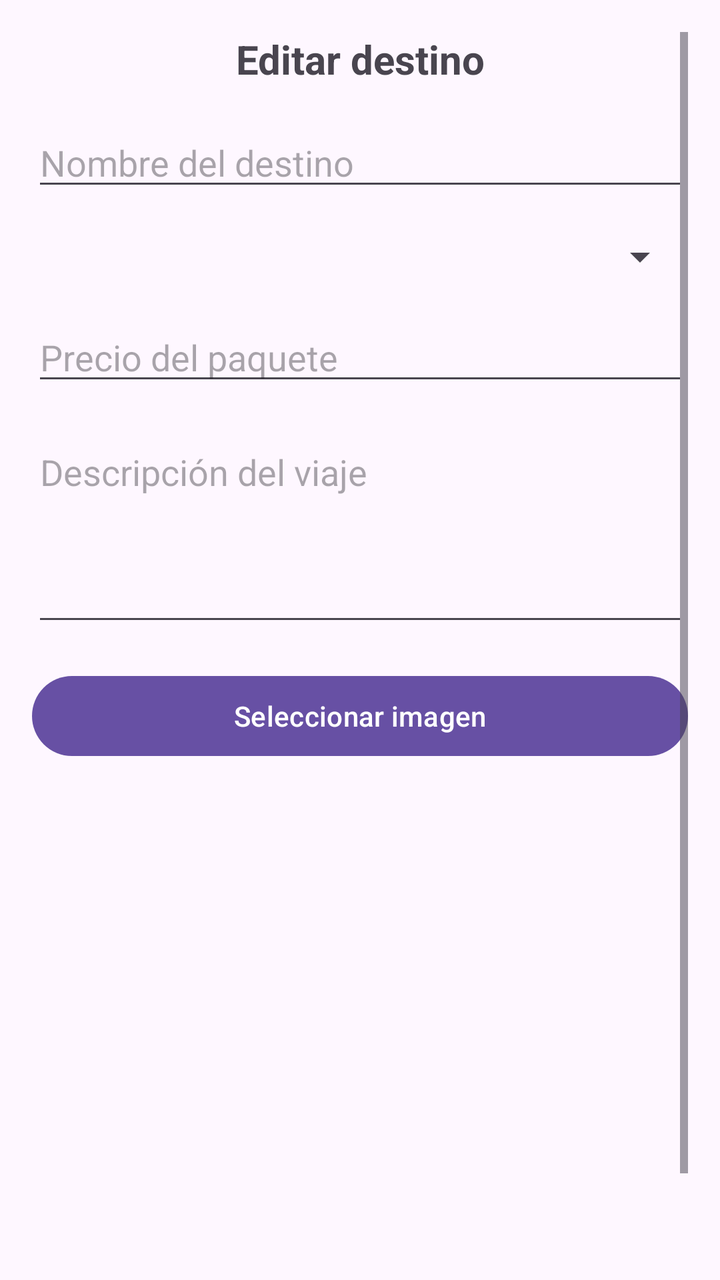
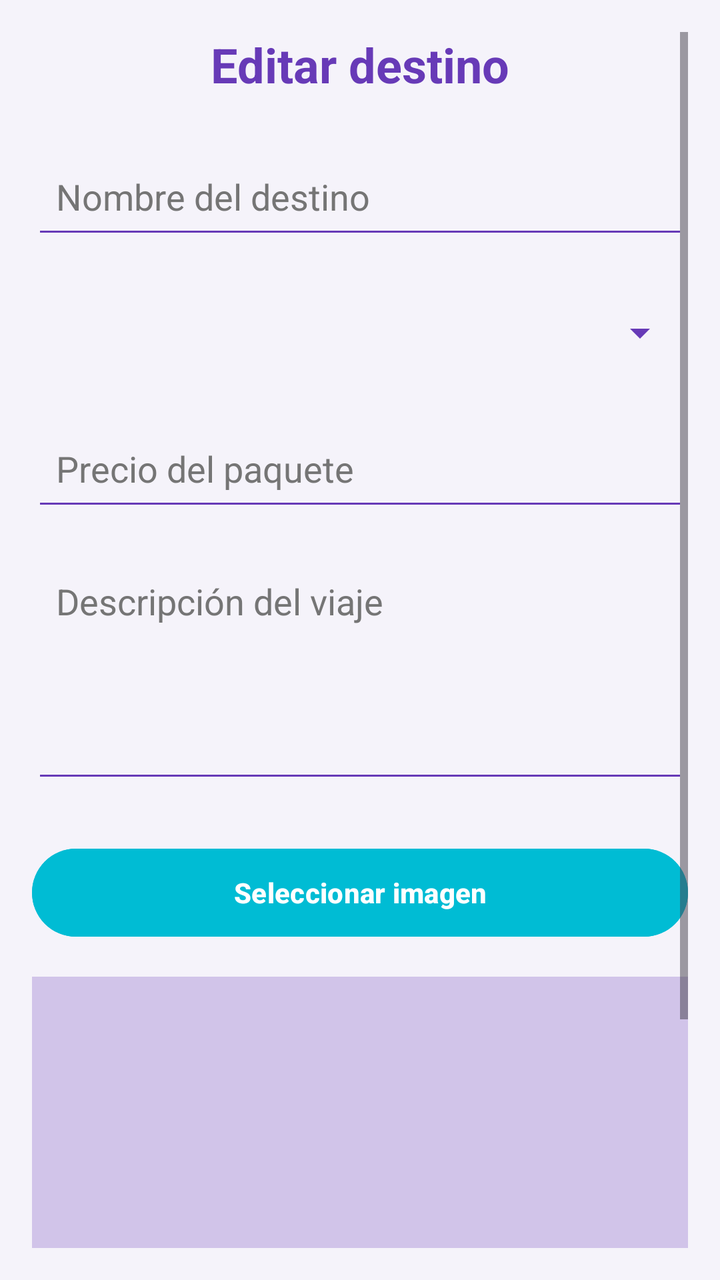

Before-and-after screenshots of an Android layout around one commit, followed by the original layout XML and the change that was made.
<!-- AndroidManifest.xml: application theme Theme.Desafio2_DSM -->
<!-- res/layout/activity_edit_destination.xml -->
<?xml version="1.0" encoding="utf-8"?>
<ScrollView xmlns:android="http://schemas.android.com/apk/res/android"
    xmlns:tools="http://schemas.android.com/tools"
    android:layout_width="match_parent"
    android:layout_height="match_parent"
    android:padding="@dimen/padding_standard"
    tools:context=".EditDestinationActivity">

    <LinearLayout
        android:layout_width="match_parent"
        android:layout_height="wrap_content"
        android:orientation="vertical">

        <TextView
            android:layout_width="match_parent"
            android:layout_height="wrap_content"
            android:gravity="center"
            android:text="@string/edit_destination"
            android:textSize="@dimen/text_size_title"
            android:textStyle="bold" />

        <EditText
            android:id="@+id/nameEditText"
            android:layout_width="match_parent"
            android:layout_height="wrap_content"
            android:layout_marginTop="@dimen/margin_medium"
            android:hint="@string/destination_name" />

        <Spinner
            android:id="@+id/countrySpinner"
            android:layout_width="match_parent"
            android:layout_height="wrap_content"
            android:layout_marginTop="@dimen/margin_medium" />

        <EditText
            android:id="@+id/priceEditText"
            android:layout_width="match_parent"
            android:layout_height="wrap_content"
            android:layout_marginTop="@dimen/margin_medium"
            android:hint="@string/price"
            android:inputType="numberDecimal" />

        <EditText
            android:id="@+id/descriptionEditText"
            android:layout_width="match_parent"
            android:layout_height="wrap_content"
            android:layout_marginTop="@dimen/margin_medium"
            android:gravity="top"
            android:hint="@string/description"
            android:inputType="textMultiLine"
            android:minLines="4" />

        <Button
            android:id="@+id/selectImageButton"
            android:layout_width="match_parent"
            android:layout_height="wrap_content"
            android:layout_marginTop="@dimen/margin_medium"
            android:text="@string/select_image" />

        <ImageView
            android:id="@+id/previewImageView"
            android:layout_width="match_parent"
            android:layout_height="220dp"
            android:layout_marginTop="@dimen/margin_medium"
            android:contentDescription="@string/select_image"
            android:scaleType="centerCrop" />

        <Button
            android:id="@+id/updateButton"
            android:layout_width="match_parent"
            android:layout_height="wrap_content"
            android:layout_marginTop="@dimen/margin_medium"
            android:text="@string/update" />

    </LinearLayout>

</ScrollView>
<!-- resources referenced by this layout -->
<resources>
  <dimen name="margin_medium">16dp</dimen>
  <dimen name="padding_standard">16dp</dimen>
  <dimen name="text_size_title">20sp</dimen>
  <string name="description">Descripción del viaje</string>
  <string name="destination_name">Nombre del destino</string>
  <string name="edit_destination">Editar destino</string>
  <string name="price">Precio del paquete</string>
  <string name="select_image">Seleccionar imagen</string>
  <string name="update">Actualizar</string>
  <style name="Theme.Desafio2_DSM" parent="Base.Theme.Desafio2_DSM" />
  <style name="Base.Theme.Desafio2_DSM" parent="Theme.Material3.DayNight.NoActionBar">
          
          
      </style>
</resources>

<!-- the commit's change to res/layout/activity_edit_destination.xml (unified diff, before → after) -->
@@ -3,6 +3,8 @@
     xmlns:tools="http://schemas.android.com/tools"
     android:layout_width="match_parent"
     android:layout_height="match_parent"
+    android:background="@color/background"
+    android:fillViewport="true"
     android:padding="@dimen/padding_standard"
     tools:context=".EditDestinationActivity">
 
@@ -14,63 +16,85 @@
         <TextView
             android:layout_width="match_parent"
             android:layout_height="wrap_content"
+            android:layout_marginBottom="@dimen/margin_large"
             android:gravity="center"
             android:text="@string/edit_destination"
-            android:textSize="@dimen/text_size_title"
+            android:textColor="@color/primary"
+            android:textSize="@dimen/text_size_large"
             android:textStyle="bold" />
 
         <EditText
             android:id="@+id/nameEditText"
             android:layout_width="match_parent"
-            android:layout_height="wrap_content"
-            android:layout_marginTop="@dimen/margin_medium"
-            android:hint="@string/destination_name" />
+            android:layout_height="@dimen/input_height"
+            android:backgroundTint="@color/primary"
+            android:hint="@string/destination_name"
+            android:inputType="text"
+            android:padding="@dimen/input_padding"
+            android:textColor="@color/text_primary"
+            android:textColorHint="@color/text_secondary" />
 
         <Spinner
             android:id="@+id/countrySpinner"
             android:layout_width="match_parent"
-            android:layout_height="wrap_content"
-            android:layout_marginTop="@dimen/margin_medium" />
+            android:layout_height="@dimen/input_height"
+            android:layout_marginTop="@dimen/margin_medium"
+            android:backgroundTint="@color/primary" />
 
         <EditText
             android:id="@+id/priceEditText"
             android:layout_width="match_parent"
-            android:layout_height="wrap_content"
+            android:layout_height="@dimen/input_height"
             android:layout_marginTop="@dimen/margin_medium"
+            android:backgroundTint="@color/primary"
             android:hint="@string/price"
-            android:inputType="numberDecimal" />
+            android:inputType="numberDecimal"
+            android:padding="@dimen/input_padding"
+            android:textColor="@color/text_primary"
+            android:textColorHint="@color/text_secondary" />
 
         <EditText
             android:id="@+id/descriptionEditText"
             android:layout_width="match_parent"
-            android:layout_height="wrap_content"
+            android:layout_height="120dp"
             android:layout_marginTop="@dimen/margin_medium"
+            android:backgroundTint="@color/primary"
             android:gravity="top"
             android:hint="@string/description"
             android:inputType="textMultiLine"
-            android:minLines="4" />
+            android:padding="@dimen/input_padding"
+            android:textColor="@color/text_primary"
+            android:textColorHint="@color/text_secondary" />
 
         <Button
             android:id="@+id/selectImageButton"
             android:layout_width="match_parent"
-            android:layout_height="wrap_content"
-            android:layout_marginTop="@dimen/margin_medium"
-            android:text="@string/select_image" />
+            android:layout_height="@dimen/button_height"
+            android:layout_marginTop="@dimen/margin_large"
+            android:backgroundTint="@color/accent"
+            android:text="@string/select_image"
+            android:textColor="@color/white"
+            android:textStyle="bold" />
 
         <ImageView
             android:id="@+id/previewImageView"
             android:layout_width="match_parent"
-            android:layout_height="220dp"
+            android:layout_height="@dimen/destination_image_height"
             android:layout_marginTop="@dimen/margin_medium"
+            android:background="@color/primary_light"
             android:contentDescription="@string/select_image"
             android:scaleType="centerCrop" />
 
         <Button
             android:id="@+id/updateButton"
             android:layout_width="match_parent"
-            android:layout_height="wrap_content"
-            android:layout_marginTop="@dimen/margin_medium"
-            android:text="@string/update" />
+            android:layout_height="@dimen/button_height"
+            android:layout_marginTop="@dimen/margin_large"
+            android:layout_marginBottom="@dimen/margin_large"
+            android:backgroundTint="@color/primary"
+            android:text="@string/update"
+            android:textColor="@color/white"
+            android:textStyle="bold" />
 
     </LinearLayout>
 
<!-- resource entries referenced after the edit -->
@@ -1,8 +1,20 @@
 <!-- resources referenced by this layout -->
 <resources>
+  <color name="accent">#00BCD4</color>
+  <color name="background">#F5F3FA</color>
+  <color name="primary">#673AB7</color>
+  <color name="primary_light">#D1C4E9</color>
+  <color name="text_primary">#212121</color>
+  <color name="text_secondary">#757575</color>
+  <color name="white">#FFFFFF</color>
+  <dimen name="button_height">52dp</dimen>
+  <dimen name="destination_image_height">200dp</dimen>
+  <dimen name="input_height">52dp</dimen>
+  <dimen name="input_padding">12dp</dimen>
+  <dimen name="margin_large">24dp</dimen>
   <dimen name="margin_medium">16dp</dimen>
   <dimen name="padding_standard">16dp</dimen>
-  <dimen name="text_size_title">20sp</dimen>
+  <dimen name="text_size_large">24sp</dimen>
   <string name="description">Descripción del viaje</string>
   <string name="destination_name">Nombre del destino</string>
   <string name="edit_destination">Editar destino</string>
